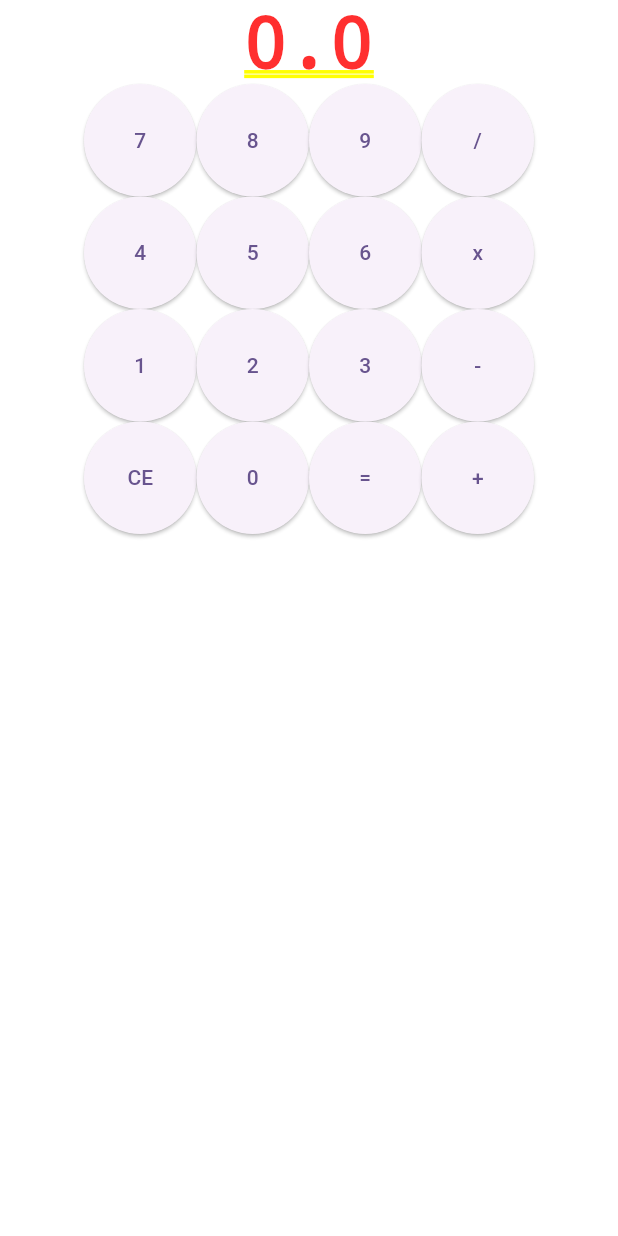
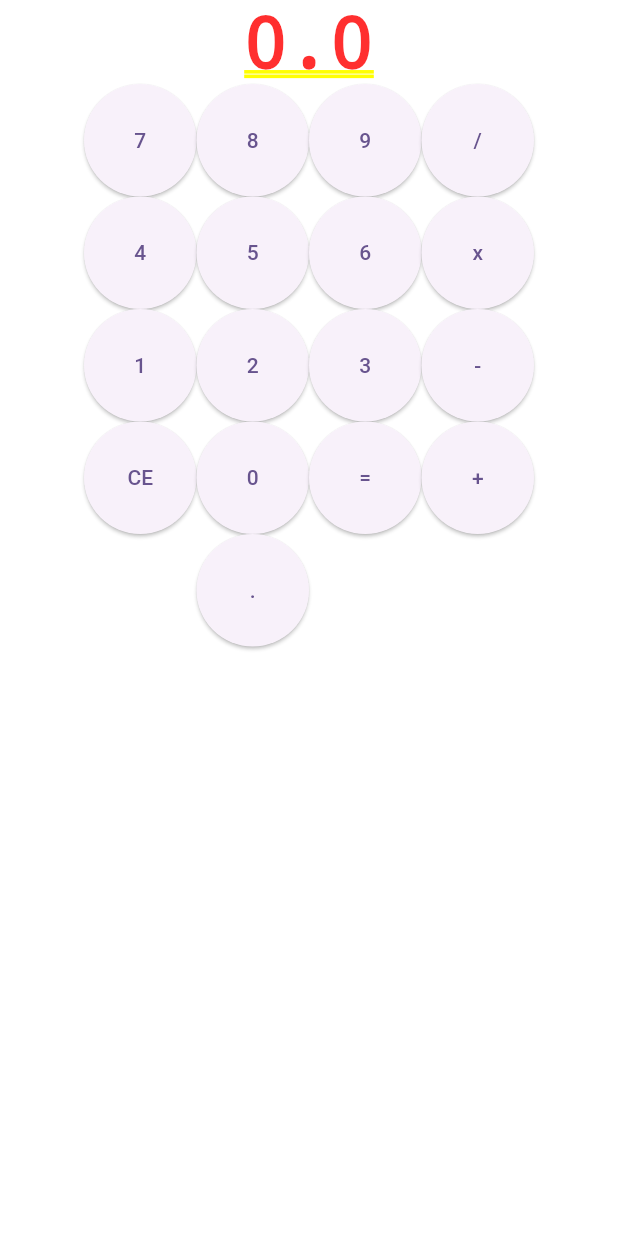
Before and after one commit to stnDinus/ppbCalculator, a Flutter app: the screen it shows after launch, on a phone screen of 412 x 824 dp. Run offline on Flutter 3.47's test engine with Material 2 defaults, Android fonts, the phone set to English and light mode, and no system bars.

Commit message:
feat: point button

```diff
--- a/lib/calculator.dart
+++ b/lib/calculator.dart
@@ -178,6 +178,12 @@ class CalculatorButtons extends StatelessWidget {
             onPressed: () {
               callback(Symbol.operator, Operator.tambah);
             }),
+        const SizedBox.shrink(),
+        CalculatorButton(
+            string: ".",
+            onPressed: () {
+              callback(Symbol.operand, '.');
+            }),
       ],
     );
   }
```
